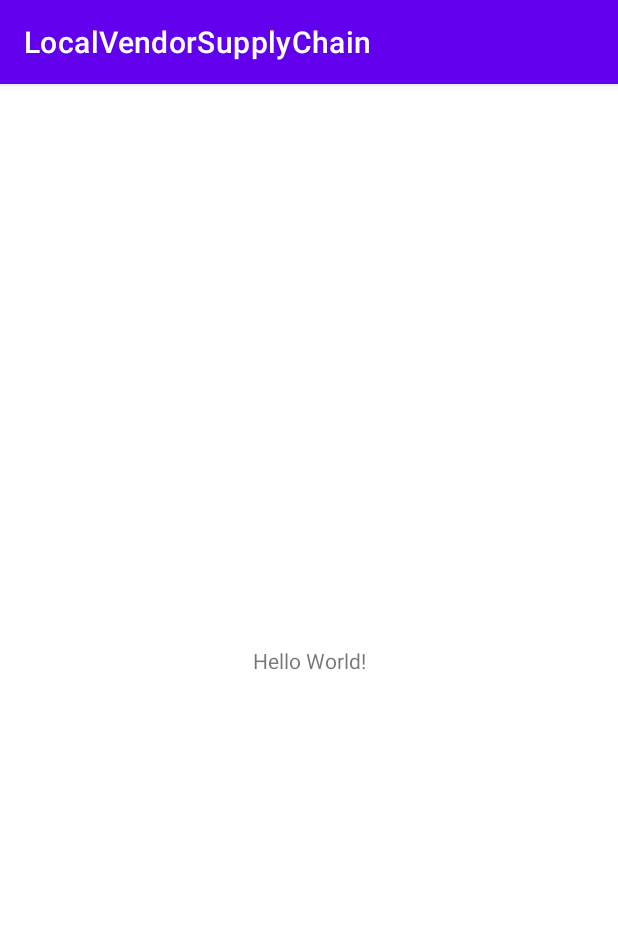
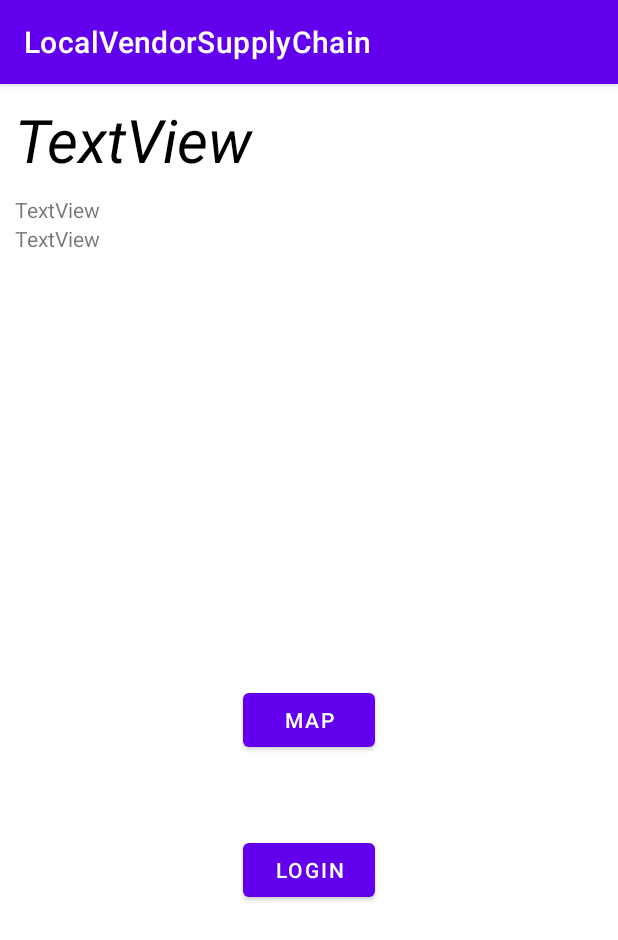
Before and after one commit to Tech-Elites/LocalVendor, an Android app: the screen it shows after launch (MainActivity), on a phone screen of 412 x 824 dp. Shown: the top 940 px of the screen. Run offline under Robolectric (Android 15) with nearby library versions, the phone set to English and light mode, and no system bars; our stand-ins replace Firebase (no records; nobody signed in at launch, a user with empty details on screens opened directly).

Commit message:
Changes moved

```diff
--- a/app/build.gradle
+++ b/app/build.gradle
@@ -1,5 +1,6 @@
 plugins {
     id 'com.android.application'
+    id 'com.google.gms.google-services'
 }
 
 android {
@@ -33,6 +34,9 @@ dependencies {
     implementation 'androidx.appcompat:appcompat:1.2.0'
     implementation 'com.google.android.material:material:1.3.0'
     implementation 'androidx.constraintlayout:constraintlayout:2.0.4'
+    implementation 'com.google.firebase:firebase-auth:20.0.3'
+    implementation 'com.google.firebase:firebase-database:19.7.0'
+    implementation 'com.google.android.gms:play-services-maps:17.0.0'
     testImplementation 'junit:junit:4.+'
     androidTestImplementation 'androidx.test.ext:junit:1.1.2'
     androidTestImplementation 'androidx.test.espresso:espresso-core:3.3.0'
--- a/app/src/main/java/com/example/localvendorsupplychain/MainActivity.java
+++ b/app/src/main/java/com/example/localvendorsupplychain/MainActivity.java
@@ -2,7 +2,12 @@ package com.example.localvendorsupplychain;
 
 import androidx.appcompat.app.AppCompatActivity;
 
+import android.content.Intent;
 import android.os.Bundle;
+import android.view.View;
+
+import com.google.firebase.auth.FirebaseAuth;
+import com.google.firebase.auth.FirebaseUser;
 
 public class MainActivity extends AppCompatActivity {
 
@@ -10,5 +15,30 @@ public class MainActivity extends AppCompatActivity {
     protected void onCreate(Bundle savedInstanceState) {
         super.onCreate(savedInstanceState);
         setContentView(R.layout.activity_main);
+        FirebaseUser u = FirebaseAuth.getInstance().getCurrentUser();
+        if (u != null) {
+            //logged in
+        } else {
+            // go to login
+        }
+        //Main - login/sign in
+        //RegisterActivity - signup
+        //customer - fname lname mobile
+        //vendor - vendorName shopName shopAddress mobile (INSIDE-operatingHours, servicesProvided)
+
+        //i have changed here
+
+        //hello harshva
+
+    }
+
+    public void goToLogin(View view) {
+        Intent i = new Intent(this, LoginPage.class);
+        startActivity(i);
+    }
+
+    public void goToMap(View view) {
+        Intent i = new Intent(this, locationActivity.class);
+        startActivity(i);
     }
 }
--- a/app/src/main/res/layout/activity_main.xml
+++ b/app/src/main/res/layout/activity_main.xml
@@ -6,13 +6,58 @@
     android:layout_height="match_parent"
     tools:context=".MainActivity">
 
-    <TextView
+    <LinearLayout
+        android:layout_width="match_parent"
+        android:layout_height="wrap_content"
+        android:orientation="vertical"
+        android:padding="10dp"
+        app:layout_constraintEnd_toEndOf="parent"
+        app:layout_constraintStart_toStartOf="parent"
+        app:layout_constraintTop_toTopOf="parent">
+
+        <TextView
+            android:id="@+id/textView"
+            android:layout_width="match_parent"
+            android:layout_height="wrap_content"
+            android:textSize="40dp"
+            android:textStyle="italic"
+            android:layout_marginBottom="10dp"
+            android:textColor="#000"
+
+            android:text="TextView" />
+
+        <TextView
+            android:id="@+id/textView2"
+            android:layout_width="match_parent"
+            android:layout_height="wrap_content"
+            android:text="TextView" />
+
+        <TextView
+            android:id="@+id/textView3"
+            android:layout_width="match_parent"
+            android:layout_height="wrap_content"
+            android:text="TextView" />
+    </LinearLayout>
+
+    <Button
+        android:id="@+id/button"
         android:layout_width="wrap_content"
         android:layout_height="wrap_content"
-        android:text="Hello World!"
+        android:layout_marginBottom="220dp"
+        android:onClick="goToLogin"
+        android:text="Login"
         app:layout_constraintBottom_toBottomOf="parent"
-        app:layout_constraintLeft_toLeftOf="parent"
-        app:layout_constraintRight_toRightOf="parent"
-        app:layout_constraintTop_toTopOf="parent" />
+        app:layout_constraintEnd_toEndOf="parent"
+        app:layout_constraintStart_toStartOf="parent" />
 
+    <Button
+        android:id="@+id/button2"
+        android:layout_width="wrap_content"
+        android:layout_height="wrap_content"
+        android:layout_marginBottom="52dp"
+        android:text="Map"
+        android:onClick="goToMap"
+        app:layout_constraintBottom_toTopOf="@+id/button"
+        app:layout_constraintEnd_toEndOf="parent"
+        app:layout_constraintStart_toStartOf="parent" />
 </androidx.constraintlayout.widget.ConstraintLayout>
--- a/app/src/main/res/values/strings.xml
+++ b/app/src/main/res/values/strings.xml
@@ -1,3 +1,4 @@
 <resources>
     <string name="app_name">LocalVendorSupplyChain</string>
+    <string name="title_activity_location">Map</string>
 </resources>
--- a/build.gradle
+++ b/build.gradle
@@ -6,6 +6,7 @@ buildscript {
     }
     dependencies {
         classpath "com.android.tools.build:gradle:4.1.1"
+        classpath 'com.google.gms:google-services:4.3.5'
 
         // NOTE: Do not place your application dependencies here; they belong
         // in the individual module build.gradle files
```
Also changed, not shown: app/src/debug/res/values/google_maps_api.xml (added, +24 -0 lines), app/src/main/AndroidManifest.xml (+25 -0 lines), app/src/main/java/com/example/localvendorsupplychain/LoginPage.java (added, +36 -0 lines), app/src/main/java/com/example/localvendorsupplychain/RegistrationAsUser.java (added, +19 -0 lines), app/src/main/java/com/example/localvendorsupplychain/RegistrationAsVendor.java (added, +25 -0 lines), app/src/main/java/com/example/localvendorsupplychain/RegistrationChooseMode.java (added, +26 -0 lines), app/src/main/java/com/example/localvendorsupplychain/locationActivity.java (added, +46 -0 lines), app/src/main/res/layout/activity_location.xml (added, +9 -0 lines), app/src/main/res/layout/activity_login_page.xml (added, +9 -0 lines), app/src/main/res/layout/activity_registration_as_user.xml (added, +115 -0 lines), app/src/main/res/layout/activity_registration_as_vendor.xml (added, +90 -0 lines), app/src/main/res/layout/activity_registration_choose_mode.xml (added, +58 -0 lines), 2 other files.
